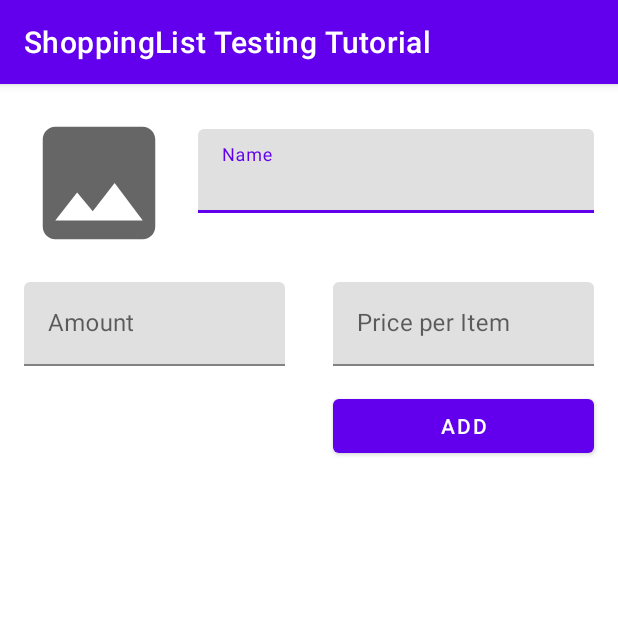
After one commit to Mafe0394/shopping_list_testing_tutorial, an Android app: the fragment AddShoppingItemFragment shown on its own in the app's theme, on a phone screen of 412 x 824 dp, the top half of it. The commit adds this screen. Run offline under Robolectric (Android 15) with nearby library versions, the phone set to English and light mode, and no system bars.

Commit message:
Creating a shared ViewModel

```diff
--- a/app/src/main/AndroidManifest.xml
+++ b/app/src/main/AndroidManifest.xml
@@ -11,7 +11,7 @@
         android:supportsRtl="true"
         android:theme="@style/Theme.ShoppingListTestingTutorial">
         <activity
-            android:name=".MainActivity"
+            android:name=".ui.MainActivity"
             android:exported="true">
             <intent-filter>
                 <action android:name="android.intent.action.MAIN" />
--- a/app/src/main/java/com/projects/shoppinglisttestingtutorial/other/Constants.kt
+++ b/app/src/main/java/com/projects/shoppinglisttestingtutorial/other/Constants.kt
@@ -3,5 +3,9 @@ package com.projects.shoppinglisttestingtutorial.other
 object Constants {
 
     const val DATABASE_NAME="shopping_db"
+
     const val BASE_URL="https://pixabay.com"
+
+    const val MAX_NAME_LENGTH=20
+    const val MAX_PRICE_LENGTH=10
 }
--- /dev/null
+++ b/app/src/main/java/com/projects/shoppinglisttestingtutorial/ui/AddShoppingItemFragment.kt
@@ -0,0 +1,10 @@
+package com.projects.shoppinglisttestingtutorial.ui
+
+import androidx.fragment.app.Fragment
+import androidx.fragment.app.activityViewModels
+import com.projects.shoppinglisttestingtutorial.R
+
+class AddShoppingItemFragment:Fragment(R.layout.fragment_add_shopping_item) {
+    private val viewModel:ShoppingViewModel by activityViewModels()
+
+}
--- a/app/src/main/java/com/projects/shoppinglisttestingtutorial/MainActivity.kt
+++ b/app/src/main/java/com/projects/shoppinglisttestingtutorial/ui/MainActivity.kt
@@ -1,7 +1,8 @@
-package com.projects.shoppinglisttestingtutorial
+package com.projects.shoppinglisttestingtutorial.ui
 
 import androidx.appcompat.app.AppCompatActivity
 import android.os.Bundle
+import com.projects.shoppinglisttestingtutorial.R
 
 class MainActivity : AppCompatActivity() {
     override fun onCreate(savedInstanceState: Bundle?) {
--- /dev/null
+++ b/app/src/main/res/drawable-v24/ic_image.xml
@@ -0,0 +1,10 @@
+<vector xmlns:android="http://schemas.android.com/apk/res/android"
+    android:width="24dp"
+    android:height="24dp"
+    android:viewportWidth="24"
+    android:viewportHeight="24"
+    android:tint="?attr/colorControlNormal">
+  <path
+      android:fillColor="@android:color/white"
+      android:pathData="M21,19V5c0,-1.1 -0.9,-2 -2,-2H5c-1.1,0 -2,0.9 -2,2v14c0,1.1 0.9,2 2,2h14c1.1,0 2,-0.9 2,-2zM8.5,13.5l2.5,3.01L14.5,12l4.5,6H5l3.5,-4.5z"/>
+</vector>
--- a/app/src/main/res/layout/activity_main.xml
+++ b/app/src/main/res/layout/activity_main.xml
@@ -2,14 +2,14 @@
 <androidx.constraintlayout.widget.ConstraintLayout xmlns:android="http://schemas.android.com/apk/res/android"
     xmlns:app="http://schemas.android.com/apk/res-auto"
     xmlns:tools="http://schemas.android.com/tools"
+    android:id="@+id/rootLayout"
     android:layout_width="match_parent"
     android:layout_height="match_parent"
-    tools:context=".MainActivity">
+    tools:context=".ui.MainActivity">
 
-    <TextView
+    <androidx.fragment.app.FragmentContainerView
         android:layout_width="wrap_content"
         android:layout_height="wrap_content"
-        android:text="Hello World!"
         app:layout_constraintBottom_toBottomOf="parent"
         app:layout_constraintLeft_toLeftOf="parent"
         app:layout_constraintRight_toRightOf="parent"
--- /dev/null
+++ b/app/src/main/res/layout/fragment_add_shopping_item.xml
@@ -0,0 +1,86 @@
+<?xml version="1.0" encoding="utf-8"?>
+<androidx.constraintlayout.widget.ConstraintLayout xmlns:android="http://schemas.android.com/apk/res/android"
+    xmlns:app="http://schemas.android.com/apk/res-auto"
+    xmlns:tools="http://schemas.android.com/tools"
+    android:layout_width="match_parent"
+    android:layout_height="match_parent">
+
+    <ImageView
+        android:id="@+id/ivShoppingImage"
+        android:layout_width="100dp"
+        android:layout_height="100dp"
+        android:layout_margin="16dp"
+        android:src="@drawable/ic_image"
+        android:scaleType="centerCrop"
+        app:layout_constraintStart_toStartOf="parent"
+        app:layout_constraintTop_toTopOf="parent" />
+
+    <com.google.android.material.textfield.TextInputLayout
+        android:id="@+id/textInputLayout"
+        android:layout_width="0dp"
+        android:layout_height="wrap_content"
+        android:layout_margin="16dp"
+        android:hint="Name"
+        app:layout_constraintBottom_toBottomOf="@+id/ivShoppingImage"
+        app:layout_constraintEnd_toEndOf="parent"
+        app:layout_constraintStart_toEndOf="@+id/ivShoppingImage"
+        app:layout_constraintTop_toTopOf="parent">
+
+        <com.google.android.material.textfield.TextInputEditText
+            android:id="@+id/etShoppingItemName"
+            android:layout_width="match_parent"
+            android:layout_height="match_parent"
+            android:inputType="textAutoComplete" />
+
+    </com.google.android.material.textfield.TextInputLayout>
+
+    <com.google.android.material.textfield.TextInputLayout
+        android:id="@+id/textInputLayout3"
+        android:layout_width="0dp"
+        android:layout_height="wrap_content"
+        android:layout_margin="16dp"
+        android:hint="Amount"
+        app:layout_constraintEnd_toStartOf="@+id/textInputLayout2"
+        app:layout_constraintHorizontal_bias="0.5"
+        app:layout_constraintStart_toStartOf="parent"
+        app:layout_constraintTop_toBottomOf="@+id/ivShoppingImage">
+
+        <com.google.android.material.textfield.TextInputEditText
+            android:id="@+id/etShoppingItemAmount"
+            android:layout_width="match_parent"
+            android:layout_height="match_parent"
+            android:inputType="number"/>
+
+    </com.google.android.material.textfield.TextInputLayout>
+
+    <com.google.android.material.textfield.TextInputLayout
+        android:id="@+id/textInputLayout2"
+        android:layout_width="0dp"
+        android:layout_height="wrap_content"
+        android:layout_margin="16dp"
+        android:hint="Price per Item"
+        app:layout_constraintEnd_toEndOf="parent"
+        app:layout_constraintHorizontal_bias="0.5"
+        app:layout_constraintStart_toEndOf="@+id/textInputLayout3"
+        app:layout_constraintTop_toBottomOf="@+id/ivShoppingImage">
+
+        <com.google.android.material.textfield.TextInputEditText
+            android:id="@+id/etShoppingItemPrice"
+            android:layout_width="match_parent"
+            android:layout_height="match_parent"
+            android:inputType="numberDecimal" />
+
+    </com.google.android.material.textfield.TextInputLayout>
+
+    <com.google.android.material.button.MaterialButton
+        android:id="@+id/btnAddShoppingItem"
+        android:layout_width="0dp"
+        android:layout_height="wrap_content"
+        android:layout_marginTop="16dp"
+        android:layout_marginRight="16dp"
+        android:text="Add"
+        app:layout_constraintEnd_toEndOf="parent"
+        app:layout_constraintStart_toStartOf="@+id/textInputLayout2"
+        app:layout_constraintTop_toBottomOf="@+id/textInputLayout2" />
+
+</androidx.constraintlayout.widget.ConstraintLayout>
--- a/app/src/main/res/values/colors.xml
+++ b/app/src/main/res/values/colors.xml
@@ -7,4 +7,7 @@
     <color name="teal_700">#FF018786</color>
     <color name="black">#FF000000</color>
     <color name="white">#FFFFFFFF</color>
+    <color name="colorPrimary">#6200EE</color>
+    <color name="colorPrimaryDark">#3700B3</color>
+    <color name="colorAccent">#03DAC5</color>
 </resources>
```
Also changed, not shown: app/build.gradle (+9 -0 lines), app/src/main/java/com/projects/shoppinglisttestingtutorial/di/AppModule.kt (+10 -0 lines), app/src/main/java/com/projects/shoppinglisttestingtutorial/other/Event.kt (added, +24 -0 lines), app/src/main/java/com/projects/shoppinglisttestingtutorial/ui/ImagePickFragment.kt (added, +10 -0 lines), app/src/main/java/com/projects/shoppinglisttestingtutorial/ui/ShoppingFragment.kt (added, +10 -0 lines), app/src/main/java/com/projects/shoppinglisttestingtutorial/ui/ShoppingViewModel.kt (added, +54 -0 lines), app/src/main/res/drawable-v24/ic_add.xml (added, +10 -0 lines), app/src/main/res/layout/fragment_image_pick.xml (added, +48 -0 lines), app/src/main/res/layout/fragment_shopping.xml (added, +48 -0 lines), app/src/main/res/layout/item_image.xml (added, +16 -0 lines), app/src/main/res/layout/item_shopping.xml (added, +47 -0 lines).
